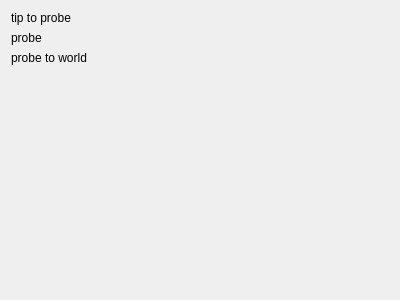
The window that Code/Gui/MITK/Plugins/uk.ac.ucl.cmic.igitrackedpointer/src/internal/TrackedPointerView.ui (NifTK/NifTK) describes before a commit, drawn with Qt 5.
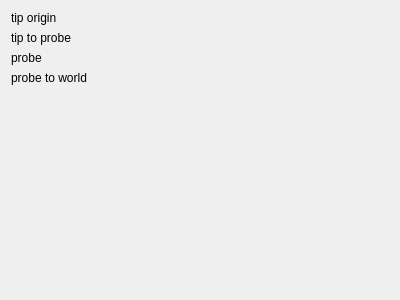
The same window after the commit. Custom widgets are drawn as their Qt base class.

Commit message: Bug #2276: Add top coordinates to UI

```diff
--- a/Code/Gui/MITK/Plugins/uk.ac.ucl.cmic.igitrackedpointer/src/internal/TrackedPointerView.ui
+++ b/Code/Gui/MITK/Plugins/uk.ac.ucl.cmic.igitrackedpointer/src/internal/TrackedPointerView.ui
@@ -19,6 +19,16 @@
      <item>
       <layout class="QGridLayout" name="gridLayout">
        <item row="0" column="0">
+        <widget class="QLabel" name="m_TipOriginLabel">
+         <property name="text">
+          <string>tip origin</string>
+         </property>
+        </widget>
+       </item>
+       <item row="0" column="1">
+        <widget class="ctkCoordinatesWidget" name="m_TipOriginSpinBoxes" native="true"/>
+       </item>
+       <item row="1" column="0">
         <widget class="QLabel" name="m_TipToProbeLabel">
          <property name="sizePolicy">
           <sizepolicy hsizetype="Fixed" vsizetype="Preferred">
@@ -31,10 +41,10 @@
          </property>
         </widget>
        </item>
-       <item row="0" column="1">
+       <item row="1" column="1">
         <widget class="ctkPathLineEdit" name="m_TipToProbeCalibrationFile" native="true"/>
        </item>
-       <item row="1" column="0">
+       <item row="2" column="0">
         <widget class="QLabel" name="m_ProbeSurfaceLabel">
          <property name="sizePolicy">
           <sizepolicy hsizetype="Fixed" vsizetype="Preferred">
@@ -47,10 +57,10 @@
          </property>
         </widget>
        </item>
-       <item row="1" column="1">
+       <item row="2" column="1">
         <widget class="QmitkDataStorageComboBox" name="m_ProbeSurfaceNode" native="true"/>
        </item>
-       <item row="2" column="0">
+       <item row="3" column="0">
         <widget class="QLabel" name="m_ProbeToWorldLabel">
          <property name="sizePolicy">
           <sizepolicy hsizetype="Fixed" vsizetype="Preferred">
@@ -63,7 +73,7 @@
          </property>
         </widget>
        </item>
-       <item row="2" column="1">
+       <item row="3" column="1">
         <widget class="QmitkDataStorageComboBox" name="m_ProbeToWorldNode" native="true"/>
        </item>
       </layout>
@@ -98,6 +108,12 @@
    <header>ctkPathLineEdit.h</header>
    <container>1</container>
   </customwidget>
+  <customwidget>
+   <class>ctkCoordinatesWidget</class>
+   <extends>QWidget</extends>
+   <header location="global">ctkCoordinatesWidget.h</header>
+   <container>1</container>
+  </customwidget>
  </customwidgets>
  <resources/>
  <connections/>
```
The commit also changes 1 other file.
